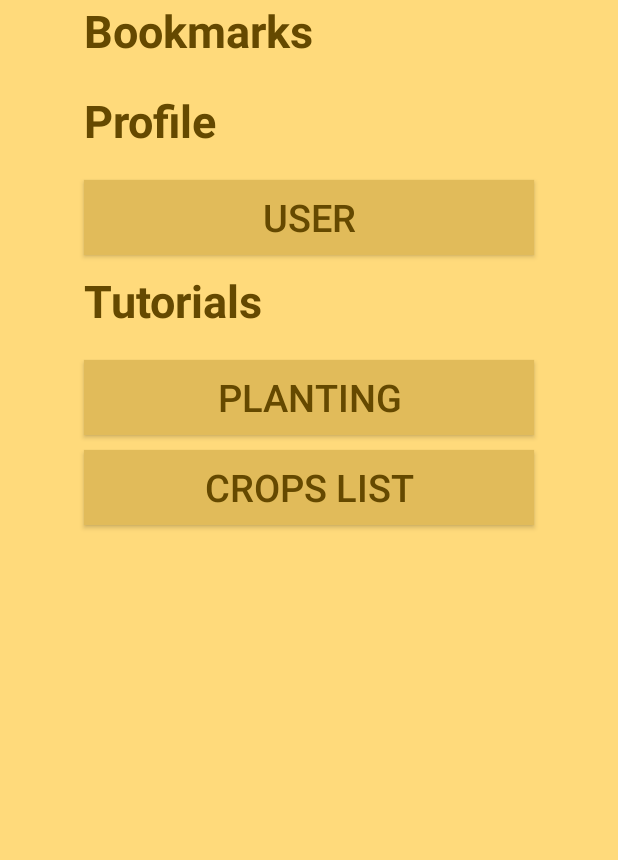
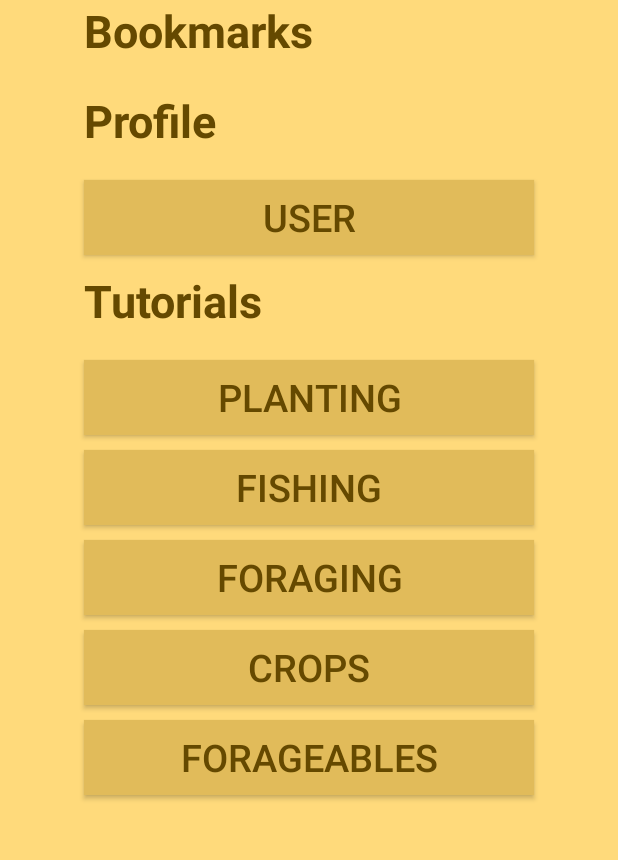
Before and after one commit to gabriellekaye/stardew-guide, an Android app: the layout activity_home.xml on its own in the app's theme, with its tools: preview values and no code run, on a phone screen of 412 x 824 dp, the part 330-1190 px from its top. Run offline under Robolectric (Android 15) with nearby library versions, the phone set to English and light mode, and no system bars.

Commit message:
added some forageable files

```diff
--- a/app/src/main/java/ph/edu/dlsu/mobdeve/naval/gabrielle/stardewvalleyguide/HomeActivity.kt
+++ b/app/src/main/java/ph/edu/dlsu/mobdeve/naval/gabrielle/stardewvalleyguide/HomeActivity.kt
@@ -29,5 +29,10 @@ class HomeActivity : AppCompatActivity() {
             val goToCropsList = Intent(this, CropsSeasonListActivity::class.java)
             startActivity(goToCropsList)
         }
+
+        binding.forageBtn.setOnClickListener{
+            val goToForageablesList = Intent(this, ForageableSeasonListActivity::class.java)
+            startActivity(goToForageablesList)
+        }
     }
 }
--- a/app/src/main/res/layout/activity_home.xml
+++ b/app/src/main/res/layout/activity_home.xml
@@ -90,31 +90,31 @@
         android:textSize="25sp"
         android:background="@color/btn_color" />
 
-<!--    <androidx.appcompat.widget.AppCompatButton-->
-<!--        android:id="@+id/fishing_tutorial_btn"-->
-<!--        android:layout_width="300dp"-->
-<!--        android:layout_height="50dp"-->
-<!--        app:layout_constraintLeft_toLeftOf="parent"-->
-<!--        app:layout_constraintRight_toRightOf="parent"-->
-<!--        app:layout_constraintTop_toBottomOf="@+id/plant_tutorial_btn"-->
-<!--        android:text="Fishing"-->
-<!--        android:layout_margin="10dp"-->
-<!--        android:textColor="@color/txt_color"-->
-<!--        android:textSize="25sp"-->
-<!--        android:background="@color/btn_color" />-->
+            <androidx.appcompat.widget.AppCompatButton
+                android:id="@+id/fishing_tutorial_btn"
+                android:layout_width="300dp"
+                android:layout_height="50dp"
+                app:layout_constraintLeft_toLeftOf="parent"
+                app:layout_constraintRight_toRightOf="parent"
+                app:layout_constraintTop_toBottomOf="@+id/plant_tutorial_btn"
+                android:text="Fishing"
+                android:layout_margin="10dp"
+                android:textColor="@color/txt_color"
+                android:textSize="25sp"
+                android:background="@color/btn_color" />
 
-<!--    <androidx.appcompat.widget.AppCompatButton-->
-<!--        android:id="@+id/forage_tutorial_btn"-->
-<!--        android:layout_width="300dp"-->
-<!--        android:layout_height="50dp"-->
-<!--        app:layout_constraintLeft_toLeftOf="parent"-->
-<!--        app:layout_constraintRight_toRightOf="parent"-->
-<!--        app:layout_constraintTop_toBottomOf="@+id/fishing_tutorial_btn"-->
-<!--        android:text="Foraging"-->
-<!--        android:layout_margin="10dp"-->
-<!--        android:textColor="@color/txt_color"-->
-<!--        android:textSize="25sp"-->
-<!--        android:background="@color/btn_color" />-->
+            <androidx.appcompat.widget.AppCompatButton
+                android:id="@+id/forage_tutorial_btn"
+                android:layout_width="300dp"
+                android:layout_height="50dp"
+                app:layout_constraintLeft_toLeftOf="parent"
+                app:layout_constraintRight_toRightOf="parent"
+                app:layout_constraintTop_toBottomOf="@+id/fishing_tutorial_btn"
+                android:text="Foraging"
+                android:layout_margin="10dp"
+                android:textColor="@color/txt_color"
+                android:textSize="25sp"
+                android:background="@color/btn_color" />
 
         <androidx.appcompat.widget.AppCompatButton
             android:id="@+id/crops_btn"
@@ -122,8 +122,21 @@
             android:layout_height="50dp"
             app:layout_constraintLeft_toLeftOf="parent"
             app:layout_constraintRight_toRightOf="parent"
-        app:layout_constraintTop_toBottomOf="@+id/plant_tutorial_btn"
-        android:text="crops list"
+            app:layout_constraintTop_toBottomOf="@+id/forage_tutorial_btn"
+            android:text="crops"
+            android:layout_margin="10dp"
+            android:textColor="@color/txt_color"
+            android:textSize="25sp"
+            android:background="@color/btn_color" />
+
+        <androidx.appcompat.widget.AppCompatButton
+            android:id="@+id/forage_btn"
+            android:layout_width="300dp"
+            android:layout_height="50dp"
+            app:layout_constraintLeft_toLeftOf="parent"
+            app:layout_constraintRight_toRightOf="parent"
+            app:layout_constraintTop_toBottomOf="@+id/crops_btn"
+            android:text="Forageables"
             android:layout_margin="10dp"
             android:textColor="@color/txt_color"
             android:textSize="25sp"
```
Also changed, not shown: app/src/main/AndroidManifest.xml (+6 -3 lines), app/src/main/java/ph/edu/dlsu/mobdeve/naval/gabrielle/stardewvalleyguide/ForageableSeasonListActivity.kt (added, +41 -0 lines), app/src/main/res/layout/activity_crop_list.xml (+0 -12 lines), app/src/main/res/layout/activity_forageable_season_list.xml (added, +101 -0 lines). Lines whose indentation alone changed are shown as unchanged.
